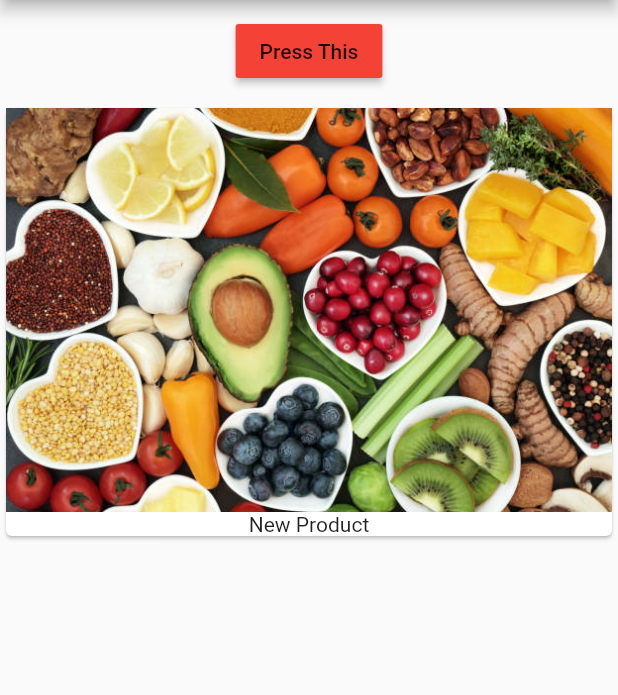
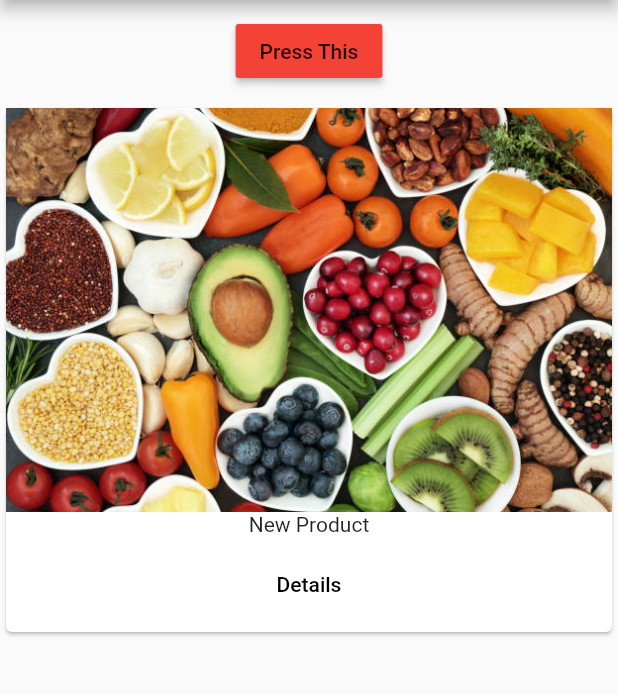
Before and after one commit to ahamouda88/flutter-course, a Flutter app: the screen it shows after launch, after a tap on "Press This", on a phone screen of 412 x 824 dp, the part 84-779 px from its top. Run offline on Flutter 3.47's test engine with Material 2 defaults, Android fonts, the phone set to English and light mode, and no system bars.

Commit message:
Adding product page and navigating

```diff
--- a/lib/main.dart
+++ b/lib/main.dart
@@ -1,6 +1,6 @@
 import 'package:flutter/material.dart';
 
-import './product_manager.dart';
+import './pages/home.dart';
 
 void main() => runApp(MyApp());
 
@@ -9,12 +9,7 @@ class MyApp extends StatelessWidget {
   Widget build(BuildContext context) {
     return MaterialApp(
       theme: ThemeData(primaryColor: Colors.red),
-      home: Scaffold(
-        appBar: AppBar(
-          title: Text('EasyList'),
-        ),
-        body: ProductManager(),
-      ),
+      home: HomePage(),
     );
   }
 }
--- /dev/null
+++ b/lib/pages/home.dart
@@ -0,0 +1,15 @@
+import 'package:flutter/material.dart';
+
+import '../product_manager.dart';
+
+class HomePage extends StatelessWidget {
+  @override
+  Widget build(BuildContext context) {
+    return Scaffold(
+      appBar: AppBar(
+        title: Text('EasyList'),
+      ),
+      body: ProductManager(),
+    );
+  }
+}
--- a/lib/products.dart
+++ b/lib/products.dart
@@ -1,4 +1,6 @@
 import 'package:flutter/material.dart';
+
+import './pages/product.dart';
 
 class Products extends StatelessWidget {
   final List<String> products;
@@ -11,6 +13,19 @@ class Products extends StatelessWidget {
         children: <Widget>[
           Image.asset('assets/food.jpg'),
           Text(products[index]),
+          ButtonBar(
+            alignment: MainAxisAlignment.center,
+            children: <Widget>[
+              FlatButton(
+                child: Text('Details'),
+                onPressed: () => Navigator.push(
+                    context,
+                    MaterialPageRoute(
+                      builder: (context) => ProductPage(),
+                    )),
+              )
+            ],
+          )
         ],
       ),
     );
```
Also changed, not shown: lib/pages/product.dart (added, +21 -0 lines).
